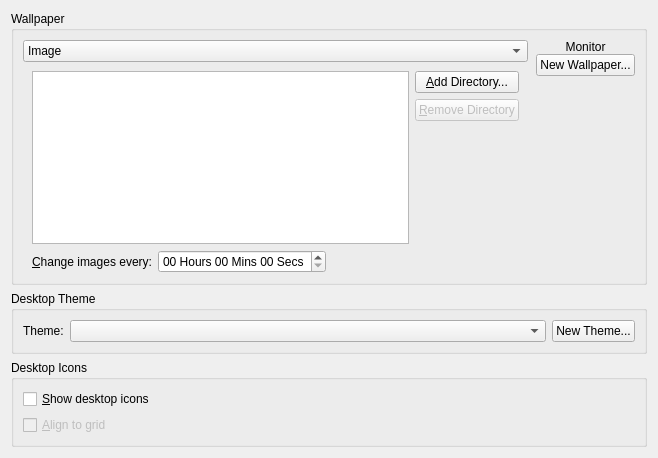
Old version of the form plasma/containments/desktop/BackgroundDialog.ui in the repository mgottschlag/kwin-tiling.
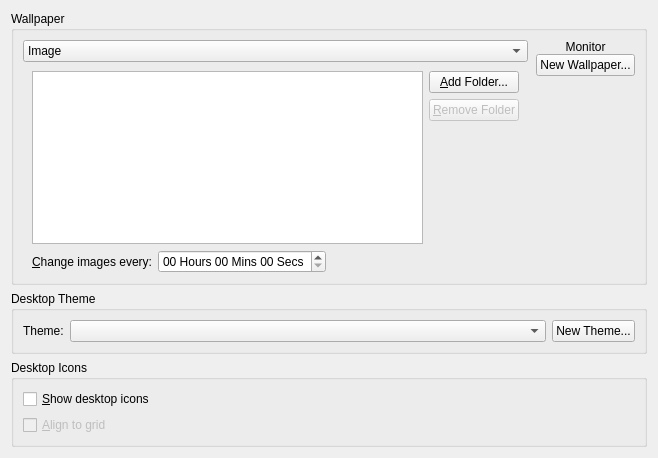
New version of the form. The open tabs and pages were chosen to show the change. Custom widgets are drawn as their Qt base class.

Commit message: s/Directory/Folder/ in slideshow's settings dialog

```diff
--- a/plasma/containments/desktop/BackgroundDialog.ui
+++ b/plasma/containments/desktop/BackgroundDialog.ui
@@ -303,7 +303,7 @@
                 <item>
                  <widget class="KPushButton" name="m_addDir" >
                   <property name="text" >
-                   <string>&amp;Add Directory...</string>
+                   <string>&amp;Add Folder...</string>
                   </property>
                  </widget>
                 </item>
@@ -313,7 +313,7 @@
                    <bool>false</bool>
                   </property>
                   <property name="text" >
-                   <string>&amp;Remove Directory</string>
+                   <string>&amp;Remove Folder</string>
                   </property>
                  </widget>
                 </item>
```
